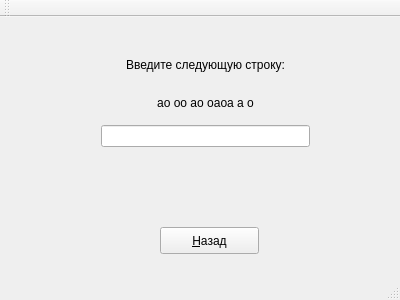
Qt form mainwindow.ui (Gusakovskaya/keyboardtrainer) before a commit.
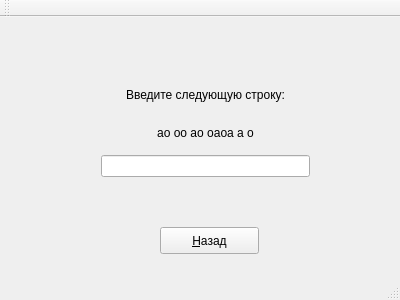
The same form after that commit. The open tabs and pages were chosen to show the change.

Commit message: Окно и ввод.

Diff of the .ui file:
```diff
--- a/mainwindow.ui
+++ b/mainwindow.ui
@@ -91,7 +91,7 @@
       <property name="geometry">
        <rect>
         <x>90</x>
-        <y>10</y>
+        <y>40</y>
         <width>231</width>
         <height>121</height>
        </rect>
```
Left out of the diff: 15 changed lines with no effect on the pictures. The commit also changes 2 other files.
